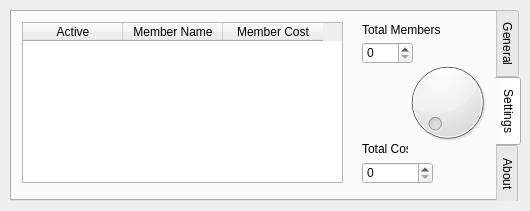
The window that src/calc.ui (plaatsoft/chatcostcalc) describes before a commit, drawn with Qt 5.
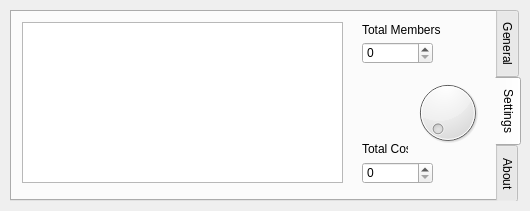
The same window after the commit. The open tabs and pages were chosen to show the change.

Commit message: Added dynamic member list

What changed in the file:
```diff
--- a/src/calc.ui
+++ b/src/calc.ui
@@ -167,31 +167,22 @@
        <height>161</height>
       </rect>
      </property>
-     <column>
-      <property name="text">
-       <string>Active</string>
-      </property>
-     </column>
-     <column>
-      <property name="text">
-       <string>Member Name</string>
-      </property>
-     </column>
-     <column>
-      <property name="text">
-       <string>Member Cost</string>
-      </property>
-     </column>
+     <property name="columnCount">
+      <number>0</number>
+     </property>
     </widget>
     <widget class="QSpinBox" name="spinBox">
      <property name="geometry">
       <rect>
        <x>350</x>
        <y>30</y>
-       <width>51</width>
+       <width>71</width>
        <height>22</height>
       </rect>
      </property>
+     <property name="maximum">
+      <number>20</number>
+     </property>
     </widget>
     <widget class="QSpinBox" name="spinBox_2">
      <property name="geometry">
@@ -232,12 +223,15 @@
     <widget class="QDial" name="dial">
      <property name="geometry">
       <rect>
-       <x>390</x>
-       <y>40</y>
-       <width>91</width>
-       <height>101</height>
+       <x>400</x>
+       <y>60</y>
+       <width>71</width>
+       <height>81</height>
       </rect>
      </property>
+     <property name="maximum">
+      <number>20</number>
+     </property>
     </widget>
    </widget>
    <widget class="QWidget" name="tab_3">
```
Left out of the diff: 14 changed lines with no effect on the pictures. The commit also changes 22 other files.
